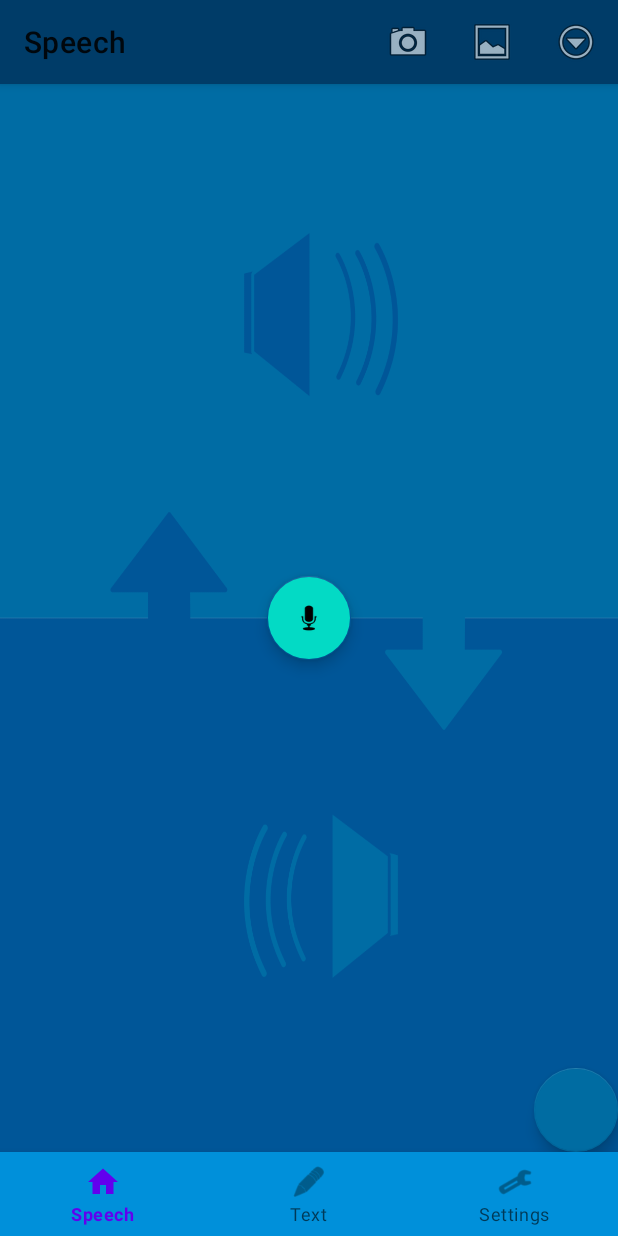
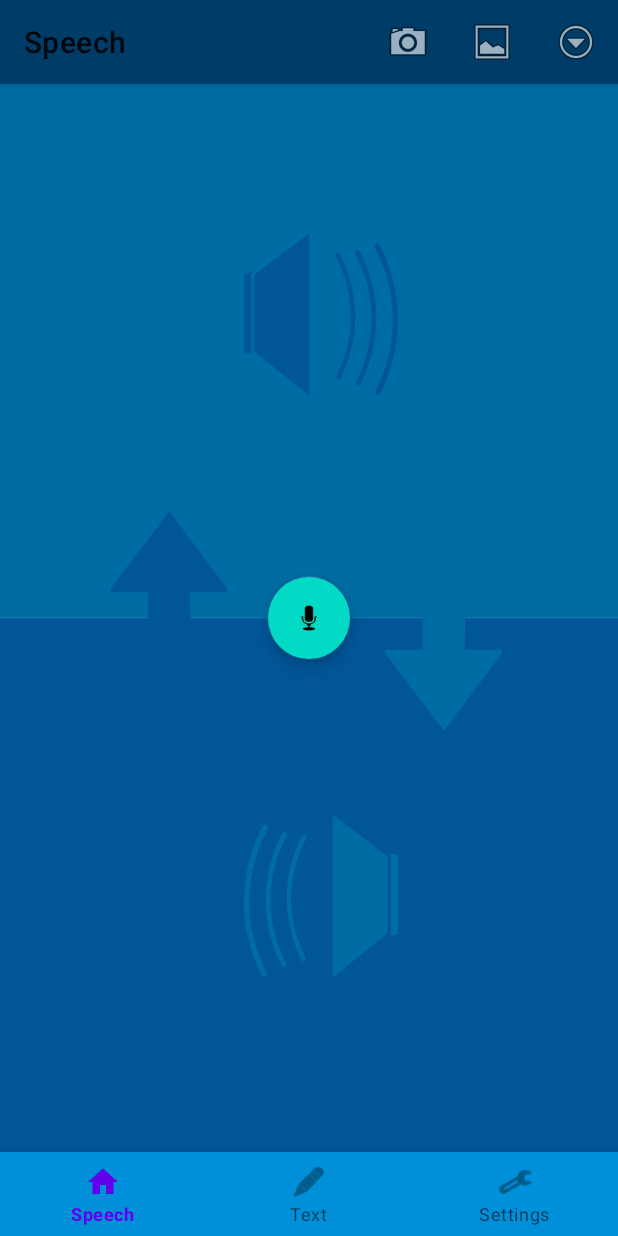
Before and after one commit to AthlonsDev/Translation_App, an Android app: the HomeFragment screen opened directly, with no data from a screen before it, on a phone screen of 412 x 824 dp. Run offline under Robolectric (Android 15) with nearby library versions, the phone set to English and light mode, and no system bars; our stand-ins replace AdMob, androidx.preference, navigation-ui; libraries missing offline, so code that uses them is left out: com.google.mlkit.common, com.google.mlkit.nl; 20 statements that could not run were skipped.

Commit message:
minor fixes

```diff
--- a/app/src/main/java/com/example/translation_app/ui/home/HomeFragment.kt
+++ b/app/src/main/java/com/example/translation_app/ui/home/HomeFragment.kt
@@ -117,37 +117,6 @@ class HomeFragment : androidx.fragment.app.Fragment(), RecognitionListener {
 
         if(ContextCompat.checkSelfPermission(requireContext(), Constants.REQUIRED_PERMISSIONS[1]) != PackageManager.PERMISSION_GRANTED){
             checkPermission();
-        }
-
-
-        val extraButton = binding.extraButton
-        extraButton.setOnClickListener {
-//            val intent = Intent(activity, CameraActivity::class.java)
-//            startActivity(intent)
-            if (binding.galleryButton.visibility == View.VISIBLE) {
-                binding.galleryButton.visibility = View.INVISIBLE
-                binding.galleryButton.isClickable = false
-                binding.cameraButton.visibility = View.INVISIBLE
-                binding.cameraButton.isClickable = false
-            }
-            else {
-                binding.galleryButton.visibility = View.VISIBLE
-                binding.galleryButton.isClickable = true
-                binding.cameraButton.visibility = View.VISIBLE
-                binding.cameraButton.isClickable = true
-            }
-        }
-
-        val galleryButton = binding.galleryButton
-        galleryButton.setOnClickListener {
-            val intent = Intent(activity, GalleryActivity::class.java)
-            startActivity(intent)
-        }
-
-        val cameraButton = binding.cameraButton
-        cameraButton.setOnClickListener {
-            val intent = Intent(activity, CameraActivity::class.java)
-            startActivity(intent)
         }
 
         return root
--- a/app/src/main/res/layout/fragment_home.xml
+++ b/app/src/main/res/layout/fragment_home.xml
@@ -17,39 +17,6 @@
     <!--        app:layout_constraintTop_toTopOf="parent" />-->
 
 
-    <com.google.android.material.floatingactionbutton.FloatingActionButton
-        android:id="@+id/extra_button"
-        android:layout_width="wrap_content"
-        android:layout_height="wrap_content"
-        android:clickable="true"
-        app:backgroundTint="#006CA2"
-        app:layout_constraintBottom_toBottomOf="parent"
-        app:layout_constraintEnd_toEndOf="parent"
-        tools:src="@android:drawable/ic_menu_add" />
-
-    <com.google.android.material.floatingactionbutton.FloatingActionButton
-        android:id="@+id/gallery_button"
-        android:layout_width="wrap_content"
-        android:layout_height="wrap_content"
-        android:layout_marginBottom="16dp"
-        android:clickable="false"
-        android:src="@android:drawable/ic_menu_gallery"
-        android:visibility="invisible"
-        app:backgroundTint="#006CA3"
-        app:layout_constraintBottom_toTopOf="@+id/camera_button"
-        app:layout_constraintEnd_toEndOf="@+id/extra_button" />
-
-    <com.google.android.material.floatingactionbutton.FloatingActionButton
-        android:id="@+id/camera_button"
-        android:layout_width="wrap_content"
-        android:layout_height="wrap_content"
-        android:layout_marginBottom="16dp"
-        android:clickable="false"
-        android:src="@android:drawable/ic_menu_camera"
-        android:visibility="invisible"
-        app:backgroundTint="#006CA3"
-        app:layout_constraintBottom_toTopOf="@+id/extra_button"
-        app:layout_constraintEnd_toEndOf="@+id/extra_button" />
 
     <com.google.android.material.floatingactionbutton.FloatingActionButton
         android:id="@+id/mic_button"
```
Also changed, not shown: app/src/main/java/com/example/translation_app/SettingsFragment.kt (+15 -13 lines), app/src/main/res/drawable/start_speech.png, 3 other files.
